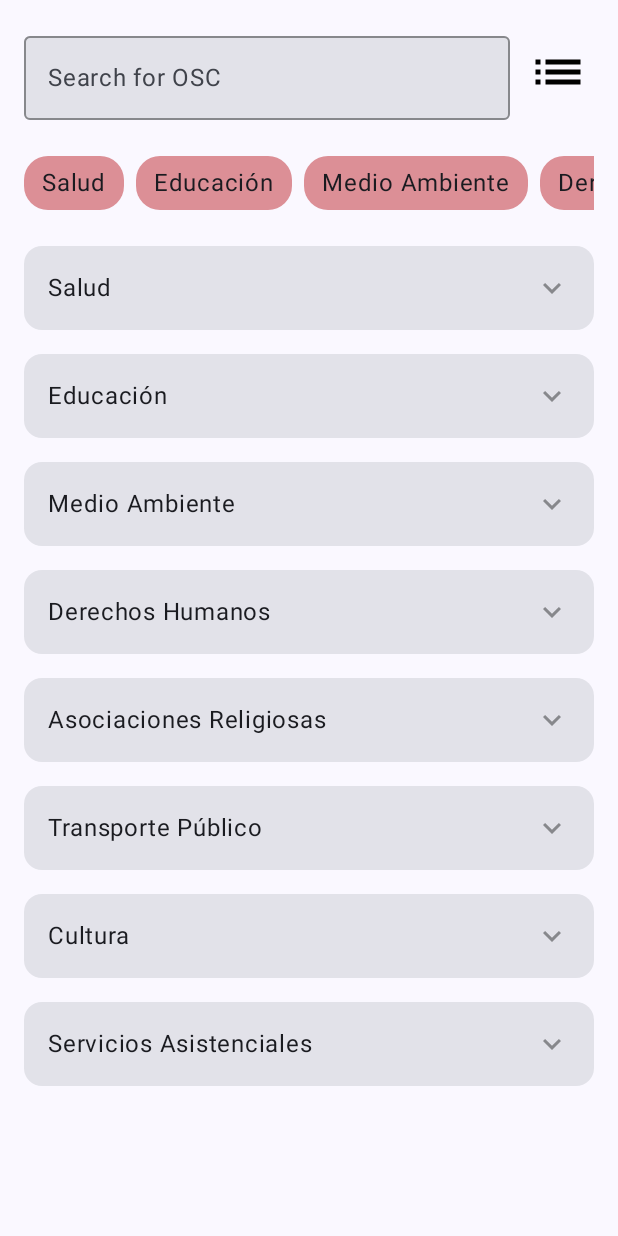
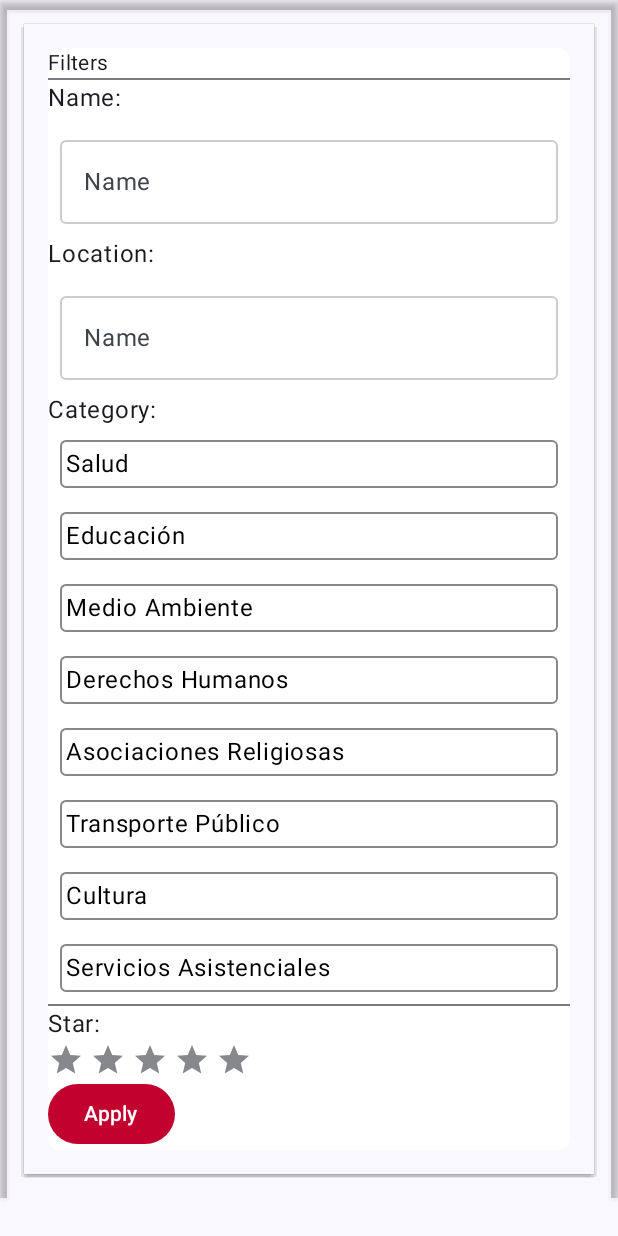
Before and after one commit to SantiagoMtz25/FRISA-EQUIPO4, an Android app built with Jetpack Compose: the composable OrganizationsCatalogue shown on its own in the app's theme, after a tap on "Filter", on a phone screen of 412 x 824 dp. Run offline under Robolectric (Android 15) with nearby library versions, the phone set to English and light mode, and no system bars.

Commit message:
filter button update

```diff
--- a/app/src/main/java/com/example/loginpagetest/screens/homepage/HomePage.kt
+++ b/app/src/main/java/com/example/loginpagetest/screens/homepage/HomePage.kt
@@ -1,6 +1,7 @@
 package com.example.loginpagetest.screens.homepage
 
 import androidx.compose.foundation.background
+import androidx.compose.foundation.border
 import androidx.compose.foundation.clickable
 import androidx.compose.foundation.layout.*
 import androidx.compose.foundation.lazy.LazyColumn
@@ -15,6 +16,7 @@ import androidx.compose.material.icons.Icons
 import androidx.compose.material.icons.filled.KeyboardArrowDown
 import androidx.compose.material.icons.filled.KeyboardArrowUp
 import androidx.compose.material.icons.filled.List
+import androidx.compose.material.icons.filled.Star
 import androidx.compose.material3.*
 import androidx.compose.runtime.*
 import androidx.compose.ui.Alignment
@@ -57,6 +59,7 @@ fun OrganizationsCatalogue(content: NavHostController) {
     val filteredAndSortedCategories = organizationsMap.keys.filter {
         it.contains(searchQuery, ignoreCase = true)
     }.sortedBy { it != searchQuery }
+    var starFilter by remember { mutableIntStateOf(0) }
 
     Column {
         Row(
@@ -101,7 +104,113 @@ fun OrganizationsCatalogue(content: NavHostController) {
             }
         }
         // Add icon functionality here
-
+        if(isPopupVisible) {
+            Popup(onDismissRequest = { isPopupVisible = false }) {
+                Surface(
+                    modifier = Modifier
+                        .fillMaxWidth()
+                        .shadow(4.dp)
+                        .padding(16.dp)
+                ) {
+                    Column(
+                        modifier = Modifier
+                            .padding(16.dp)
+                            .background(color = Color.White, shape = RoundedCornerShape(8.dp))
+                    ) {
+                        Text(text = "Filters", style = MaterialTheme.typography.bodyMedium)
+                        Divider()
+                        // Name Filter
+                        Text("Name:")
+                        OutlinedTextField(
+                            value = "",
+                            onValueChange = { /*Handle Name Filter Change*/ },
+                            label = { Text("Name") },
+                            singleLine = true,
+                            modifier = Modifier
+                                .fillMaxWidth()
+                                .padding(8.dp),
+                            colors = TextFieldDefaults.outlinedTextFieldColors(
+                                focusedBorderColor = Color.Gray,
+                                unfocusedBorderColor = Color.LightGray
+                            ),
+                            keyboardOptions = KeyboardOptions.Default.copy(
+                                imeAction = ImeAction.Done
+                            ),
+                            keyboardActions = KeyboardActions(
+                                onDone = {
+                                    // Handle on Done Clicked
+                                }
+                            )
+                        )
+                        // Location Filter
+                        Text("Location:")
+                        OutlinedTextField(
+                            value = "",
+                            onValueChange = { /*Handle Name Filter Change*/ },
+                            label = { Text("Name") },
+                            singleLine = true,
+                            modifier = Modifier
+                                .fillMaxWidth()
+                                .padding(8.dp),
+                            colors = TextFieldDefaults.outlinedTextFieldColors(
+                                focusedBorderColor = Color.Gray,
+                                unfocusedBorderColor = Color.LightGray
+                            ),
+                            keyboardOptions = KeyboardOptions.Default.copy(
+                                imeAction = ImeAction.Done
+                            ),
+                            keyboardActions = KeyboardActions(
+                                onDone = {
+                                    // Handle on Done Clicked
+                                }
+                            )
+                        )
+                        // Category Filter
+                        Text("Category:")
+                        LazyColumn {
+                            items(organizationsMap.keys.toList()) { category ->
+                                val isSelected = category == selectedCategory
+                                Text(
+                                    text = category,
+                                    color = if (isSelected) Color.White else Color.Black,
+                                    modifier = Modifier
+                                        .clickable { selectedCategory = category }
+                                        .background(if (isSelected) Color.Blue else Color.Transparent)
+                                        .padding(8.dp)
+                                        .fillMaxWidth()
+                                        .border(width = 1.dp, color = Color.Gray, shape = RoundedCornerShape(4.dp))
+                                        .padding(4.dp)
+                                )
+                            }
+                        }
+                        Divider()
+                        // Star Filter
+                        Text("Star:")
+                        Row(
+                            verticalAlignment = Alignment.CenterVertically,
+                            horizontalArrangement = Arrangement.spacedBy(4.dp)
+                        ) {
+                            (1..5).forEach { index ->
+                                Icon(
+                                    imageVector = Icons.Default.Star,
+                                    contentDescription = "Star $index",
+                                    tint = if (starFilter >= index) customRed else customGray,
+                                    modifier = Modifier.clickable { starFilter = index }
+                                )
+                            }
+                        }
+                        // Apply button to apply filters
+                        MaterialTheme (
+                            colorScheme = MaterialTheme.colorScheme.copy(primary = customRed, onPrimary = Color.White)
+                        ) {
+                            Button(onClick = { isPopupVisible = false }) {
+                                Text("Apply")
+                            }
+                        }
+                    }
+                }
+            }
+        }
 
         LazyRow(
             modifier = Modifier
```
